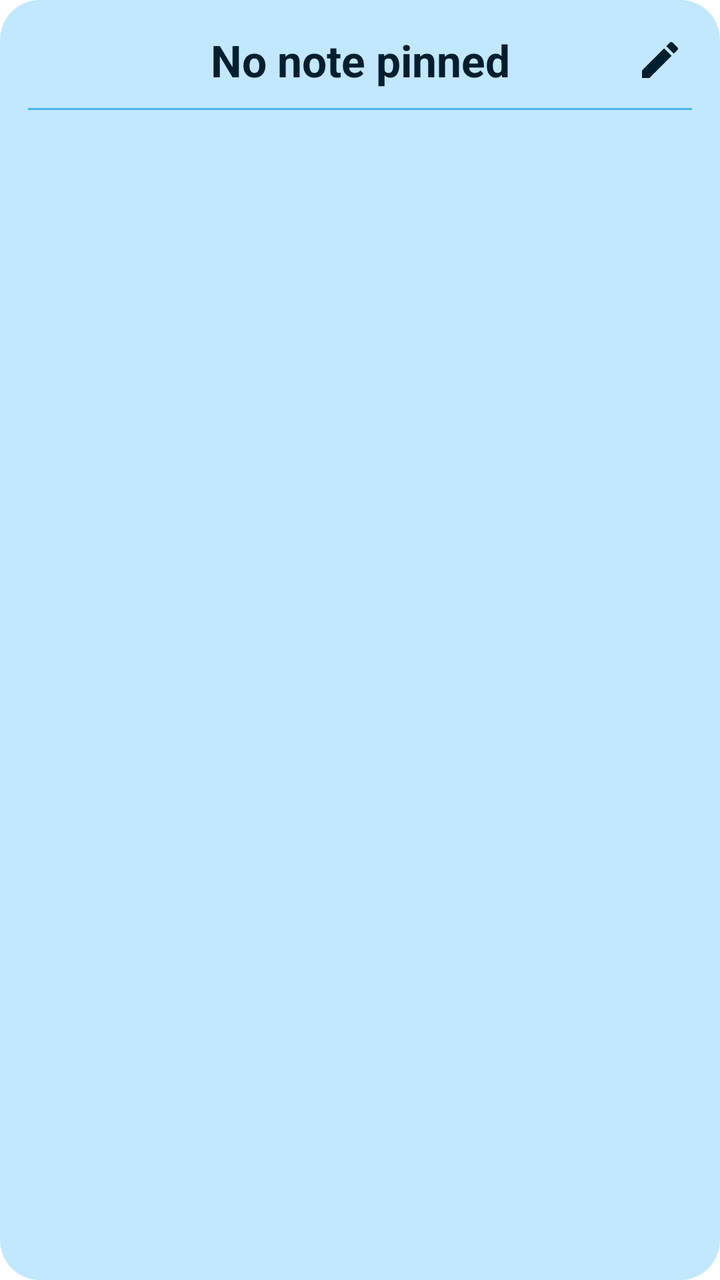
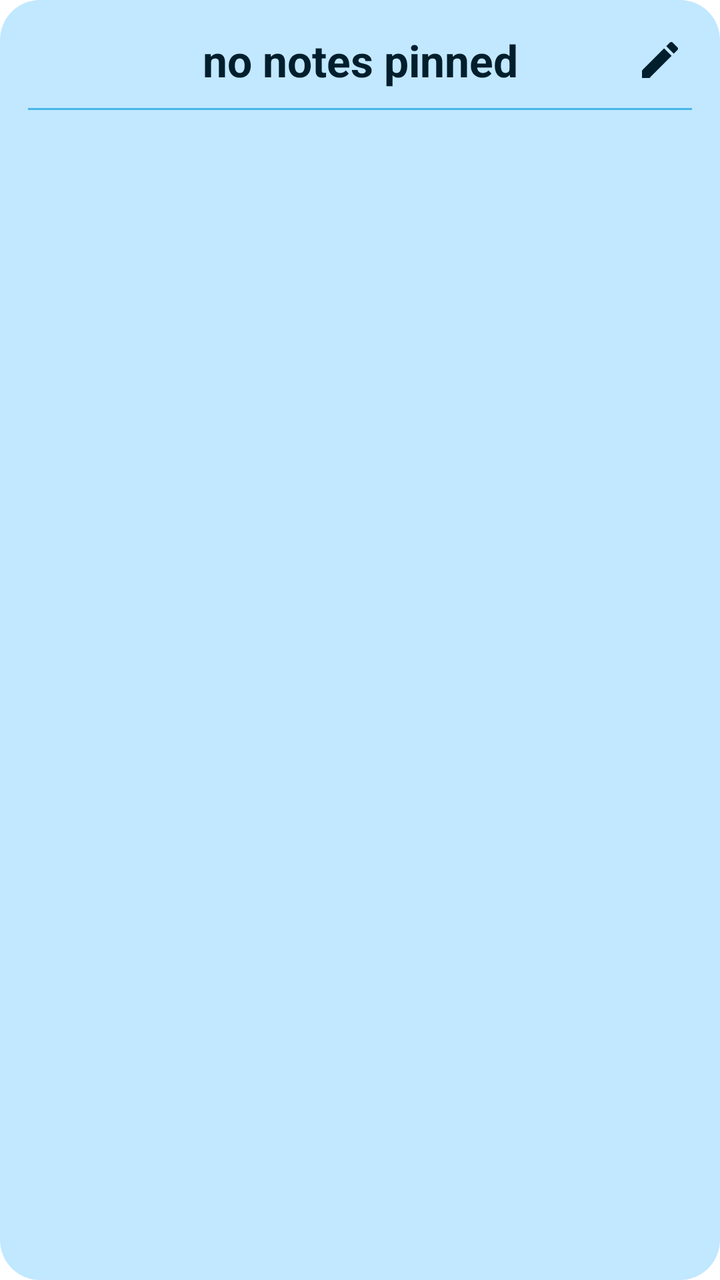

The first picture is an Android layout as it rendered before a commit; the second is the same layout after the commit. The layout source and the unified diff follow.
<!-- AndroidManifest.xml: fallback theme Theme.MaterialComponents.DayNight.NoActionBar -->
<!-- res/layout/notes_widget_layout.xml -->
<?xml version="1.0" encoding="utf-8"?>
<LinearLayout xmlns:android="http://schemas.android.com/apk/res/android"
    android:layout_width="match_parent"
    android:layout_height="match_parent"
    android:orientation="vertical"
    android:background="@drawable/widget_background"
    android:padding="14dp">

    <LinearLayout
        android:layout_width="match_parent"
        android:layout_height="wrap_content"
        android:orientation="horizontal"
        android:gravity="center_vertical">

        <ImageView
            android:layout_width="32dp"
            android:layout_height="32dp"
            android:visibility="invisible" />

        <TextView
            android:id="@+id/widget_title"
            android:layout_width="0dp"
            android:layout_height="wrap_content"
            android:layout_weight="1"
            android:text="No note pinned"
            android:textColor= "@color/widget_text"
            android:textSize="22sp"
            android:textStyle="bold"
            android:gravity="center"
            android:textAlignment="center"
            android:maxLines="2"
            android:ellipsize="end" />

        <ImageButton
            android:id="@+id/btn_edit"
            android:layout_width="32dp"
            android:layout_height="32dp"
            android:background="@android:color/transparent"
            android:src="@drawable/ic_edit"
            android:contentDescription="Edit note" />
    </LinearLayout>

    <ImageView
        android:layout_width="match_parent"
        android:layout_height="1dp"
        android:layout_marginTop="8dp"
        android:layout_marginBottom="8dp"
        android:background="@color/widget_divider" />

    
    <TextView
        android:id="@+id/row_text"
        android:layout_width="match_parent"
        android:layout_height="wrap_content"
        android:layout_marginBottom="4dp"
        android:textColor="@color/widget_text_dim"
        android:textSize="15sp"
        android:maxLines="20"
        android:visibility="gone" />

    
    <ListView
        android:id="@+id/widget_list"
        android:layout_width="match_parent"
        android:layout_height="0dp"
        android:layout_weight="1"
        android:divider="@null"
        android:dividerHeight="0dp"
        android:listSelector="@android:color/transparent"
        android:scrollbars="none"
        android:visibility="gone" />

</LinearLayout>
<!-- resources referenced by this layout -->
<resources>
  <color name="widget_divider">#1F000000</color>
  <color name="widget_text">#1A1A1A</color>
  <color name="widget_text_dim">#99000000</color>
  <!-- drawable ic_edit (drawable) -->
  <?xml version="1.0" encoding="utf-8"?>
  <vector xmlns:android="http://schemas.android.com/apk/res/android"
      android:width="24dp" android:height="24dp"
      android:viewportWidth="24" android:viewportHeight="24">
      <path
          android:pathData="M3,17.25V21h3.75L17.81,9.94l-3.75,-3.75L3,17.25zM20.71,7.04c0.39,-0.39 0.39,-1.02 0,-1.41l-2.34,-2.34c-0.39,-0.39 -1.02,-0.39 -1.41,0l-1.83,1.83 3.75,3.75 1.83,-1.83z"
          android:fillColor="@color/widget_icon" />
  </vector>
  <!-- drawable widget_background (drawable) -->
  <?xml version="1.0" encoding="utf-8"?>
  <shape xmlns:android="http://schemas.android.com/apk/res/android">
      <solid android:color="@color/widget_bg" />
      <corners android:radius="20dp" />
  </shape>
  <color name="widget_icon">#1A1A1A</color>
  <color name="widget_bg">#F8F3E8</color>
</resources>

<!-- the commit's change to res/layout/notes_widget_layout.xml (unified diff, before → after) -->
@@ -22,7 +22,7 @@
             android:layout_width="0dp"
             android:layout_height="wrap_content"
             android:layout_weight="1"
-            android:text="No note pinned"
+            android:text="no notes pinned"
             android:textColor= "@color/widget_text"
             android:textSize="22sp"
             android:textStyle="bold"
@@ -37,6 +37,7 @@
             android:layout_height="32dp"
             android:background="@android:color/transparent"
             android:src="@drawable/ic_edit"
+            
             android:contentDescription="Edit note" />
     </LinearLayout>
 
